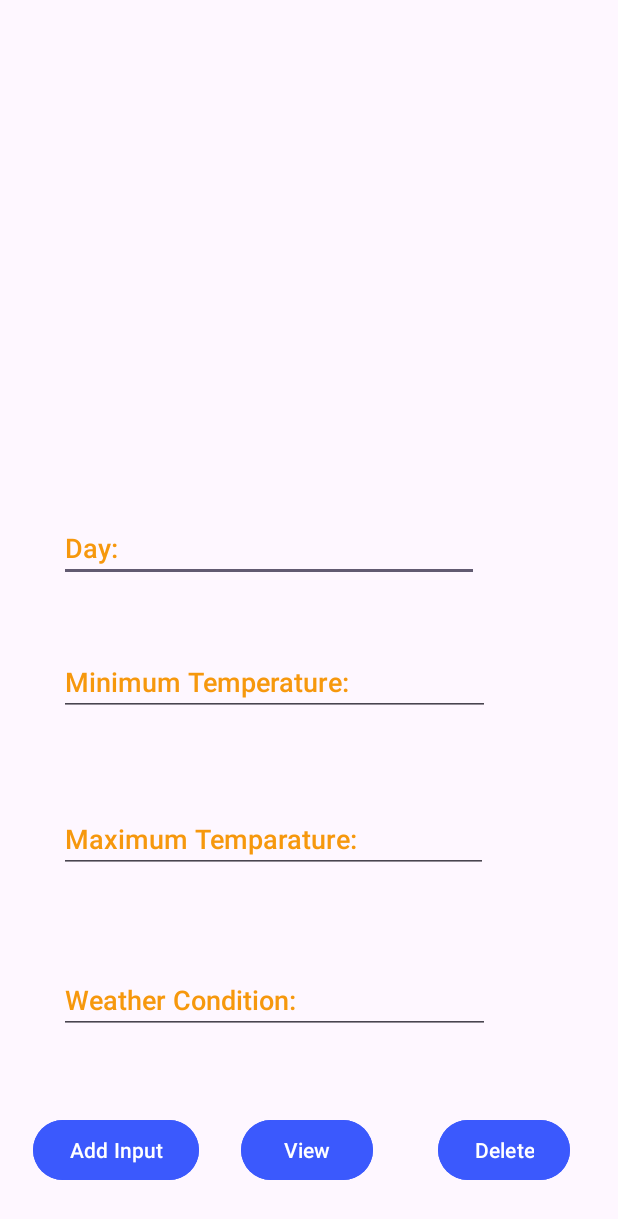
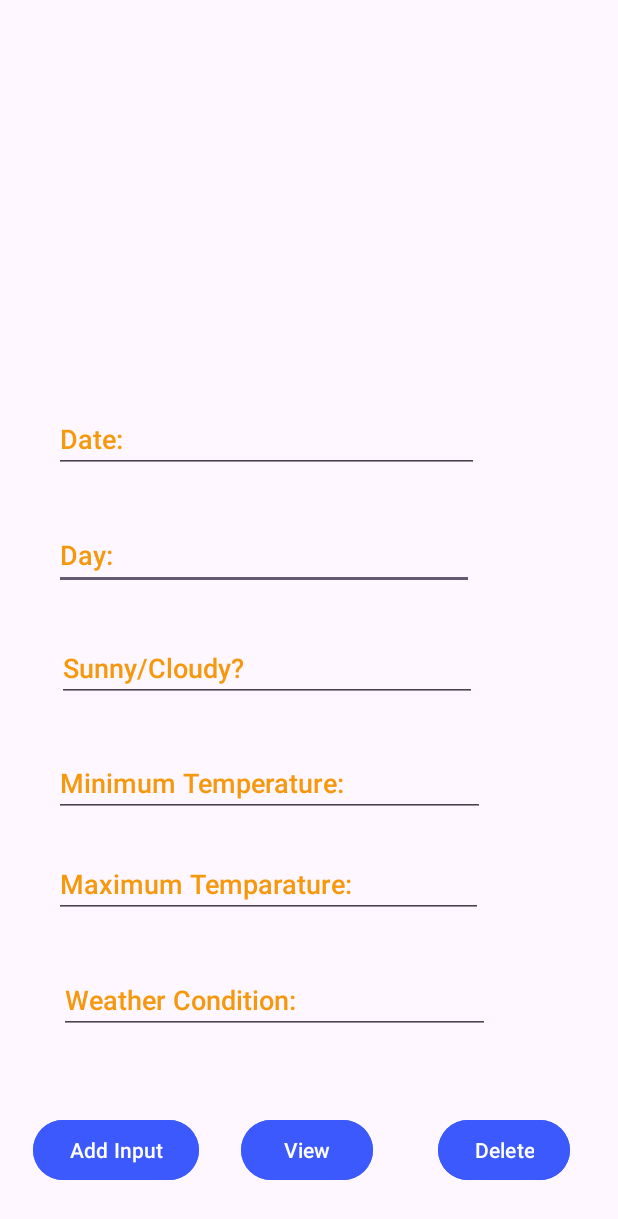
Before and after one commit to mikaylaaoakes/MyWeatherApplication, an Android app: the screen it shows after launch (MainActivity), after a tap on "Add Input", on a phone screen of 412 x 824 dp. Shown: the top 1219 px of the screen. Run offline under Robolectric (Android 15) with nearby library versions, the phone set to English and light mode, and no system bars.

Commit message:
Add extra EditText to mainscreen

```diff
--- a/app/src/main/java/com/example/myweatherapplication/MainActivity.kt
+++ b/app/src/main/java/com/example/myweatherapplication/MainActivity.kt
@@ -10,6 +10,8 @@ import androidx.lifecycle.ReportFragment.Companion.reportFragment
 
 class MainActivity : AppCompatActivity() {
 
+    private val dates = ArrayList<String>()
+    private val sun = ArrayList<String>()
     private val days = ArrayList<String>()
     private val minimumTemps = ArrayList<Int>()
     private val maximumTemps = ArrayList<Int>()
@@ -21,6 +23,8 @@ class MainActivity : AppCompatActivity() {
         setContentView(R.layout.activity_main)
 
         val dayEditText = findViewById<EditText>(R.id.dayEditText)
+        val sunnyEditText = findViewById<EditText>(R.id.sunnyEditText)
+        val dateEditText = findViewById<EditText>(R.id.dateEditText)
         val minTempEditText = findViewById<EditText>(R.id.minTempEditText)
         val maxTempEditText = findViewById<EditText>(R.id.maxTempEditText)
         val weatherEditText = findViewById<EditText>(R.id.weatherEditText)
@@ -30,13 +34,17 @@ class MainActivity : AppCompatActivity() {
 
         addButton.setOnClickListener{
             val day = dayEditText.text.toString()
+            val date = dateEditText.text.toString()
+            val sunny = sunnyEditText.text.toString()
             val minimumTemp = minTempEditText.text.toString().toIntOrNull()
             val maximumTemp = maxTempEditText.toString().toIntOrNull()
             val weatherCondition = weatherEditText.text.toString()
 
             //adding the user input stored in the variables into the arrays
-            if(day.isNotEmpty() && minimumTemp !=null && maximumTemp !=null && weatherCondition.isNotEmpty()) {
+            if(date.isNotEmpty() && sunny.isNotEmpty() && day.isNotEmpty() && minimumTemp !=null && maximumTemp !=null && weatherCondition.isNotEmpty()) {
                 days.add(day)
+                dates.add(date)
+                sun.add(sunny)
                 minimumTemps.add(minimumTemp)
                 maximumTemps.add(maximumTemp)
                 weatherConditions.add(weatherCondition)
--- a/app/src/main/res/layout/activity_detail.xml
+++ b/app/src/main/res/layout/activity_detail.xml
@@ -6,4 +6,26 @@
     android:layout_height="match_parent"
     tools:context=".DetailActivity">
 
+    <TableLayout
+        android:layout_width="339dp"
+        android:layout_height="315dp"
+        tools:layout_editor_absoluteX="32dp"
+        tools:layout_editor_absoluteY="74dp">
+
+        <TableRow
+            android:layout_width="match_parent"
+            android:layout_height="match_parent" />
+
+        <TableRow
+            android:layout_width="match_parent"
+            android:layout_height="match_parent" />
+
+        <TableRow
+            android:layout_width="match_parent"
+            android:layout_height="match_parent" />
+
+        <TableRow
+            android:layout_width="match_parent"
+            android:layout_height="match_parent" />
+    </TableLayout>
 </androidx.constraintlayout.widget.ConstraintLayout>
--- a/app/src/main/res/layout/activity_main.xml
+++ b/app/src/main/res/layout/activity_main.xml
@@ -42,9 +42,9 @@
     <EditText
         android:id="@+id/dayEditText"
         android:layout_width="280dp"
-        android:layout_height="43dp"
-        android:layout_marginStart="39dp"
-        android:layout_marginBottom="46dp"
+        android:layout_height="46dp"
+        android:layout_marginStart="36dp"
+        android:layout_marginBottom="108dp"
         android:ems="10"
         android:fontFamily="sans-serif-medium"
         android:inputType="text"
@@ -58,8 +58,8 @@
         android:id="@+id/minTempEditText"
         android:layout_width="287dp"
         android:layout_height="43dp"
-        android:layout_marginStart="39dp"
-        android:layout_marginBottom="65dp"
+        android:layout_marginStart="36dp"
+        android:layout_marginBottom="28dp"
         android:ems="10"
         android:fontFamily="sans-serif-medium"
         android:inputType="text"
@@ -73,8 +73,8 @@
         android:id="@+id/maxTempEditText"
         android:layout_width="286dp"
         android:layout_height="39dp"
-        android:layout_marginStart="39dp"
-        android:layout_marginBottom="66dp"
+        android:layout_marginStart="36dp"
+        android:layout_marginBottom="36dp"
         android:ems="10"
         android:fontFamily="sans-serif-medium"
         android:inputType="text"
@@ -97,4 +97,32 @@
         app:layout_constraintBottom_toTopOf="@+id/addButton"
         app:layout_constraintStart_toStartOf="parent" />
 
+    <EditText
+        android:id="@+id/dateEditText"
+        android:layout_width="283dp"
+        android:layout_height="42dp"
+        android:layout_marginStart="36dp"
+        android:layout_marginBottom="32dp"
+        android:ems="10"
+        android:fontFamily="sans-serif-medium"
+        android:inputType="text"
+        android:text="Date:"
+        android:textColor="#F6980D"
+        app:layout_constraintBottom_toTopOf="@+id/dayEditText"
+        app:layout_constraintStart_toStartOf="parent" />
+
+    <EditText
+        android:id="@+id/sunnyEditText"
+        android:layout_width="280dp"
+        android:layout_height="44dp"
+        android:layout_marginStart="38dp"
+        android:layout_marginBottom="33dp"
+        android:ems="10"
+        android:fontFamily="sans-serif-medium"
+        android:inputType="text"
+        android:text="Sunny/Cloudy?"
+        android:textColor="#F6980D"
+        app:layout_constraintBottom_toTopOf="@+id/minTempEditText"
+        app:layout_constraintStart_toStartOf="parent" />
+
 </androidx.constraintlayout.widget.ConstraintLayout>
```
